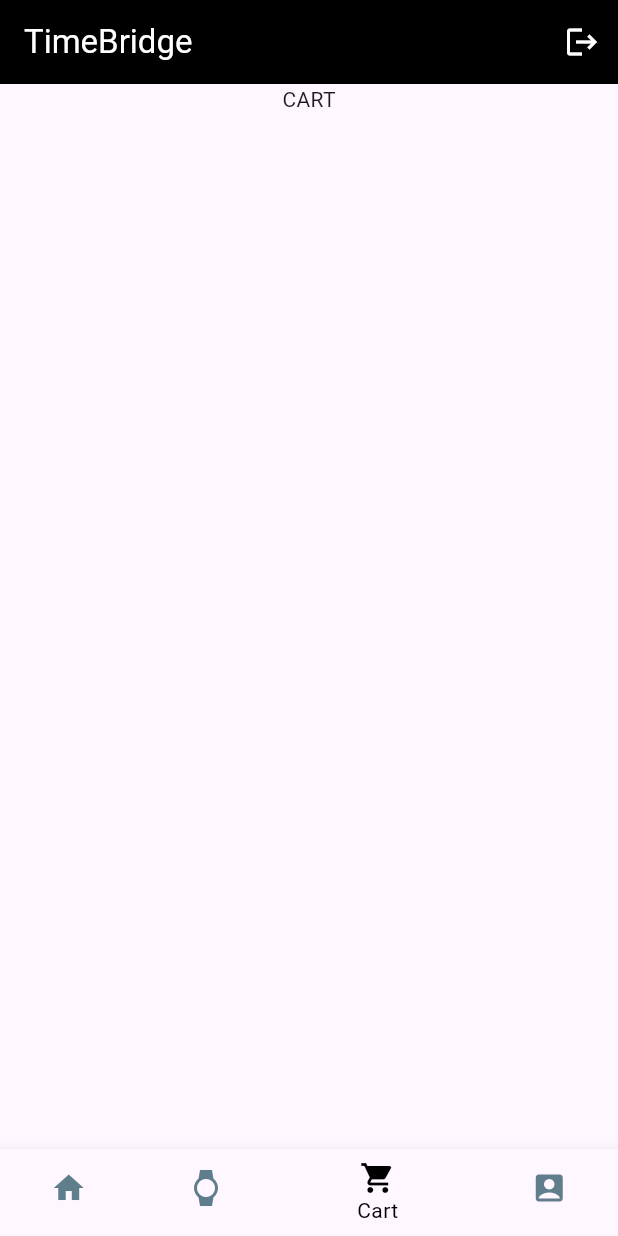
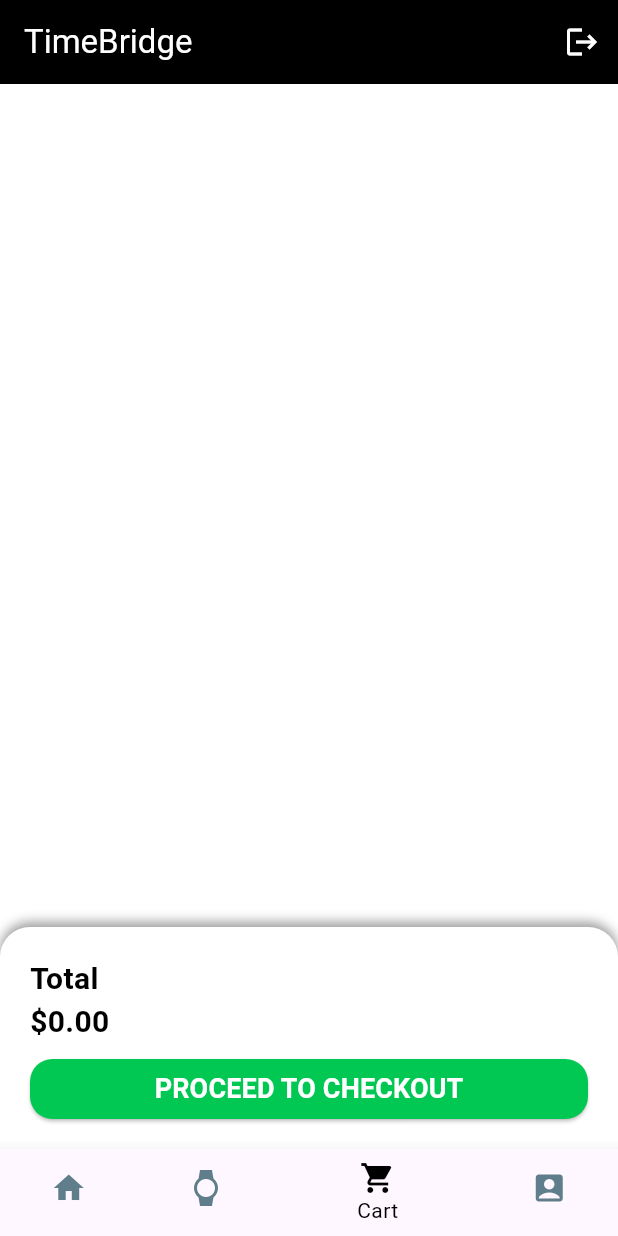
Before and after one commit to Sukitha543/MAD-Assignment, a Flutter app: the BottomNavigation screen opened directly, item 3 of the bottom bar chosen, on a phone screen of 412 x 824 dp. Run offline on Flutter 3.47's test engine with Material 3 defaults, Android fonts, the phone set to English and light mode, and no system bars.

Commit message:
Add Cart Page

```diff
--- a/lib/models/cart.dart
+++ b/lib/models/cart.dart
@@ -1,27 +1,32 @@
 import 'package:mad_assignment/models/product.dart';
 
 class Cart {
-  // Singleton pattern
-  static final Cart _instance = Cart._internal();
-  factory Cart() => _instance;
-  Cart._internal();
+  // Step 1: create a private constructor
+  Cart._privateConstructor();
 
-  // List of products in cart
+  // Step 2: create a single instance
+  static final Cart _instance = Cart._privateConstructor();
+
+  // Step 3: access that instance using a getter
+  static Cart get instance => _instance;
+
+  // Step 4: list to hold added products
   final List<Product> _items = [];
 
-  List<Product> get items => _items;
-
-  double get totalPrice => _items.fold(0, (sum, item) => sum + item.price);
-
-  void addProduct(Product product) {
+  // Step 5: add product
+  void addItem(Product product) {
     _items.add(product);
   }
 
-  void removeProduct(Product product) {
+  // Step 6: remove product
+  void removeItem(Product product) {
     _items.remove(product);
   }
 
-  void clearCart() {
-    _items.clear();
-  }
+  // Step 7: get all items
+  List<Product> get items => _items;
+
+  // Step 8: get total price
+  double get totalPrice =>
+      _items.fold(0, (sum, item) => sum + item.price);
 }
--- a/lib/pages/cart_page.dart
+++ b/lib/pages/cart_page.dart
@@ -1,4 +1,8 @@
 import 'package:flutter/material.dart';
+import 'package:mad_assignment/models/cart.dart';
+import 'package:mad_assignment/widgets/cart_item_card.dart';
+import 'package:mad_assignment/widgets/checkout_summary_card.dart';
+
 
 class CartPage extends StatefulWidget {
   const CartPage({super.key});
@@ -8,14 +12,39 @@ class CartPage extends StatefulWidget {
 }
 
 class _CartPageState extends State<CartPage> {
+  final cart = Cart.instance;
+
   @override
   Widget build(BuildContext context) {
-    return Scaffold(
-      body: SafeArea(
-        child: SingleChildScrollView(
-          child: Center(
-            child: Text("CART"),
-          )
+    return SafeArea(
+      child: Scaffold(
+        backgroundColor: Colors.white,
+        body: Column(
+          children: [
+            Expanded(
+              child: ListView.builder(
+                physics: BouncingScrollPhysics(),
+                itemCount: cart.items.length,
+                itemBuilder: (context, index) {
+                  final product = cart.items[index];
+                  return CartItemCard(
+                   product: product,
+                   onDelete: () {
+                     setState(() {
+                       cart.removeItem(product);
+                     });
+                   },
+                  );
+                },
+              ),
+            ),
+            CheckoutSummaryCard(
+              totalPrice: cart.totalPrice,
+              onCheckout: (){
+
+              },
+            ),
+          ],
         ),
       ),
     );
--- a/lib/pages/product_details_page.dart
+++ b/lib/pages/product_details_page.dart
@@ -1,4 +1,5 @@
 import 'package:flutter/material.dart';
+import 'package:mad_assignment/models/cart.dart';
 import 'package:mad_assignment/models/product.dart';
 import 'package:mad_assignment/widgets/add_to_cart_button.dart';
 import 'package:mad_assignment/widgets/spec_card.dart';
@@ -53,7 +54,10 @@ class ProductDetailsPage extends StatelessWidget {
                     SpecCard(product: product,),
                     SizedBox(height: 10,),
                     AddToCartButton(onPressed: () {
-
+                       Cart.instance.addItem(product);
+                        ScaffoldMessenger.of(context).showSnackBar(
+                          SnackBar(content: Text("${product.model} added to cart")),
+                        );
                     },)
                   ],
                 )
--- /dev/null
+++ b/lib/widgets/checkout_summary_card.dart
@@ -0,0 +1,81 @@
+import 'package:flutter/material.dart';
+
+class CheckoutSummaryCard extends StatelessWidget {
+  final double totalPrice;
+  final VoidCallback onCheckout;
+
+  const CheckoutSummaryCard({
+    super.key,
+    required this.totalPrice,
+    required this.onCheckout,
+  });
+
+  @override
+  Widget build(BuildContext context) {
+    return Container(
+      padding: EdgeInsets.all(20),
+      decoration: BoxDecoration(
+        color: Colors.white,
+        borderRadius: BorderRadius.only(
+          topLeft: Radius.circular(20),
+          topRight: Radius.circular(20),
+        ),
+        boxShadow: [
+          BoxShadow(
+            color: Colors.grey.shade500,
+            blurRadius: 6,
+            offset: Offset(0, -3),
+          ),
+        ],
+      ),
+      child: Column(
+        crossAxisAlignment: CrossAxisAlignment.stretch,
+        children: [
+          Row(
+            mainAxisAlignment: MainAxisAlignment.spaceBetween,
+            children: [
+              Text(
+                "Total",
+                style: TextStyle(
+                  fontSize: 20,
+                  fontWeight: FontWeight.bold,
+                  color: Colors.black,
+                ),
+              ),
+            ],
+          ),
+          Text(
+            "\$${totalPrice.toStringAsFixed(2)}",
+            style: const TextStyle(
+              fontSize: 20,
+              fontWeight: FontWeight.bold,
+              color: Colors.black,
+            ),
+          ),
+          SizedBox(height: 10),
+          SizedBox(
+            width: double.infinity,
+            height: 40,
+            child: ElevatedButton(
+              onPressed: () {},
+              style: ElevatedButton.styleFrom(
+                backgroundColor: Colors.greenAccent.shade700,
+                shape: RoundedRectangleBorder(
+                  borderRadius: BorderRadius.circular(15),
+                ),
+              ),
+              child: Text(
+                "PROCEED TO CHECKOUT",
+                style: TextStyle(
+                  fontSize: 18,
+                  fontWeight: FontWeight.bold,
+                  color: Colors.white,
+                ),
+              ),
+            ),
+          ),
+        ],
+      ),
+    );
+  }
+}
--- a/lib/widgets/product_card.dart
+++ b/lib/widgets/product_card.dart
@@ -15,6 +15,7 @@ class ProductCard extends StatelessWidget {
     return GestureDetector(
           onTap: onTap,
           child: Card(
+            color: Colors.white,
              margin: const EdgeInsets.all(8),
         shape: RoundedRectangleBorder(borderRadius: BorderRadius.circular(12)),
         child: Padding(
```
Also changed, not shown: lib/widgets/cart_item_card.dart (added, +75 -0 lines).
